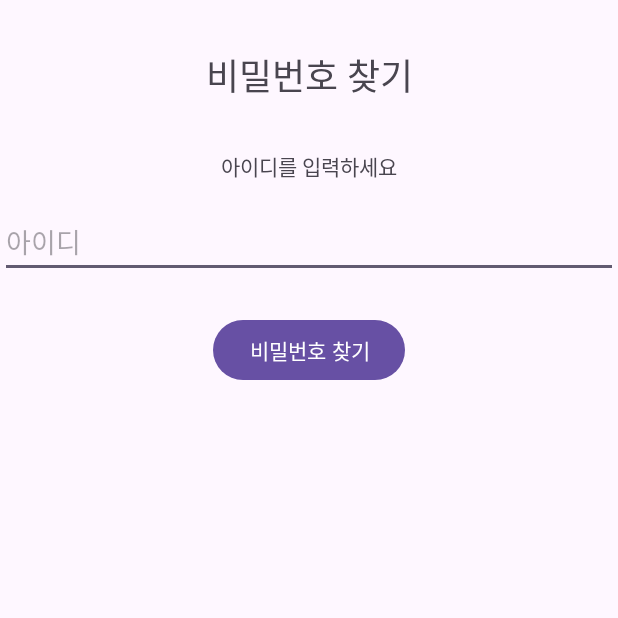
After one commit to riahaaa/ecopath, an Android app: the ForgotPasswordActivity screen opened directly, with no data from a screen before it, on a phone screen of 412 x 824 dp, the top half of it. The commit adds this screen. Run offline under Robolectric (Android 15) with nearby library versions, the phone set to English and light mode, and no system bars; our stand-ins replace Firebase (no records; nobody signed in at launch, a user with empty details on screens opened directly).

Commit message:
비밀번호 찾기 성공

```diff
--- a/app/src/main/AndroidManifest.xml
+++ b/app/src/main/AndroidManifest.xml
@@ -41,6 +41,10 @@
             android:name=".MainActivity"
             android:exported="true">
         </activity>
-
+        <activity
+            android:name=".ForgotPasswordActivity"
+            android:exported="false"/>
+        <activity android:name=".SearchPasswordActivity"
+            android:exported="false"/>
     </application>
 </manifest>
--- /dev/null
+++ b/app/src/main/java/edu/sungshin/ecopath/ForgotPasswordActivity.kt
@@ -0,0 +1,41 @@
+package edu.sungshin.ecopath
+
+
+import android.os.Bundle
+import android.view.View
+import android.widget.EditText
+import android.widget.Toast
+import androidx.appcompat.app.AppCompatActivity
+import com.google.firebase.auth.FirebaseAuth
+class ForgotPasswordActivity : AppCompatActivity(){
+
+    private lateinit var mAuth: FirebaseAuth
+    private lateinit var etUserId: EditText
+
+    override fun onCreate(savedInstanceState: Bundle?) {
+        super.onCreate(savedInstanceState)
+        setContentView(R.layout.activity_forgot_password)
+
+        mAuth = FirebaseAuth.getInstance()
+        etUserId = findViewById(R.id.etUserId)
+    }
+
+    fun onFindPasswordClick(view: View) {
+        val userId = etUserId.text.toString().trim()
+
+        if (userId.isEmpty()) {
+            Toast.makeText(this, "아이디를 입력하세요.", Toast.LENGTH_SHORT).show()
+            return
+        }
+
+        // Firebase Auth를 이용해 아이디로 비밀번호 찾기
+        mAuth.sendPasswordResetEmail(userId)
+            .addOnCompleteListener(this) { task ->
+                if (task.isSuccessful) {
+                    Toast.makeText(this, "비밀번호 리셋 이메일을 보냈습니다.", Toast.LENGTH_SHORT).show()
+                } else {
+                    Toast.makeText(this, "이메일 전송에 실패했습니다.", Toast.LENGTH_SHORT).show()
+                }
+            }
+    }
+}
--- /dev/null
+++ b/app/src/main/res/layout/activity_forgot_password.xml
@@ -0,0 +1,52 @@
+<?xml version="1.0" encoding="utf-8"?>
+<androidx.constraintlayout.widget.ConstraintLayout xmlns:android="http://schemas.android.com/apk/res/android"
+    xmlns:app="http://schemas.android.com/apk/res-auto"
+    xmlns:tools="http://schemas.android.com/tools"
+    android:layout_width="match_parent"
+    android:layout_height="match_parent"
+    tools:context=".ForgotPasswordActivity">
+
+    <TextView
+        android:id="@+id/tvForgotPasswordTitle"
+        android:layout_width="wrap_content"
+        android:layout_height="wrap_content"
+        android:text="비밀번호 찾기"
+        android:textSize="24sp"
+        android:layout_marginTop="32dp"
+        app:layout_constraintEnd_toEndOf="parent"
+        app:layout_constraintStart_toStartOf="parent"
+        app:layout_constraintTop_toTopOf="parent" />
+
+    <TextView
+        android:id="@+id/tvEnterId"
+        android:layout_width="wrap_content"
+        android:layout_height="wrap_content"
+        android:text="아이디를 입력하세요"
+        android:layout_marginTop="32dp"
+        app:layout_constraintEnd_toEndOf="parent"
+        app:layout_constraintStart_toStartOf="parent"
+        app:layout_constraintTop_toBottomOf="@+id/tvForgotPasswordTitle" />
+
+    <EditText
+        android:id="@+id/etUserId"
+        android:layout_width="0dp"
+        android:layout_height="wrap_content"
+        android:hint="아이디"
+        android:inputType="textEmailAddress"
+        android:layout_marginTop="16dp"
+        app:layout_constraintEnd_toEndOf="parent"
+        app:layout_constraintStart_toStartOf="parent"
+        app:layout_constraintTop_toBottomOf="@+id/tvEnterId" />
+
+    <Button
+        android:id="@+id/btnFindPassword"
+        android:layout_width="wrap_content"
+        android:layout_height="wrap_content"
+        android:text="비밀번호 찾기"
+        android:onClick="onFindPasswordClick"
+        android:layout_marginTop="24dp"
+        app:layout_constraintEnd_toEndOf="parent"
+        app:layout_constraintStart_toStartOf="parent"
+        app:layout_constraintTop_toBottomOf="@+id/etUserId" />
+
+</androidx.constraintlayout.widget.ConstraintLayout>
```
Also changed, not shown: app/src/main/java/edu/sungshin/ecopath/LoginActivity.kt (+12 -1 lines), app/src/main/java/edu/sungshin/ecopath/SearchPasswordActivity.kt (added, +33 -0 lines), app/src/main/res/layout/activity_login.xml (+20 -2 lines), app/src/main/res/layout/activity_search_password.xml (added, +34 -0 lines), app/src/main/res/layout/activity_searchid.xml (deleted, +0 -115 lines), gradle/wrapper/gradle-wrapper.properties (deleted), 3 other files.
